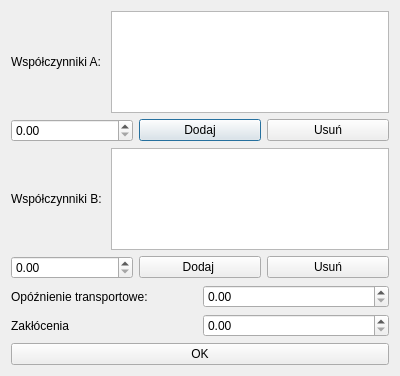
This is arx_dialog.ui in bSek316303/Symulator-UAR as Qt 5 draws it before an edit. The edited form follows.
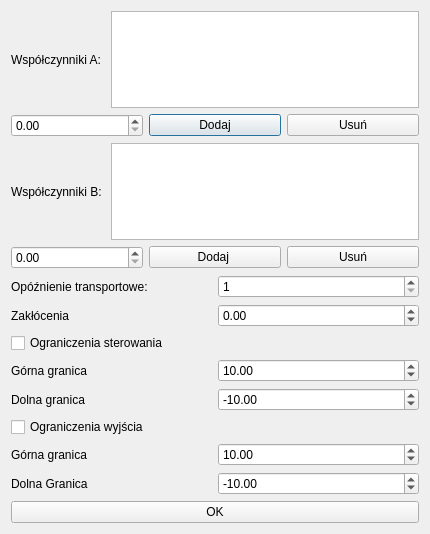
This is the edited form.

Commit message: w chuj zmiany do arx(ograniczenia)

Diff of the .ui file:
```diff
--- a/arx_dialog.ui
+++ b/arx_dialog.ui
@@ -6,10 +6,16 @@
    <rect>
     <x>0</x>
     <y>0</y>
-    <width>400</width>
-    <height>376</height>
+    <width>430</width>
+    <height>534</height>
    </rect>
   </property>
+  <property name="minimumSize">
+   <size>
+    <width>400</width>
+    <height>450</height>
+   </size>
+  </property>
   <property name="windowTitle">
    <string>Nastawy ARX</string>
   </property>
@@ -163,7 +169,11 @@
           </widget>
          </item>
          <item>
-          <widget class="QDoubleSpinBox" name="opoznienie_input"/>
+          <widget class="QSpinBox" name="opoznienie_input">
+           <property name="minimum">
+            <number>1</number>
+           </property>
+          </widget>
          </item>
         </layout>
        </item>
@@ -190,7 +200,11 @@
           </widget>
          </item>
          <item>
-          <widget class="QDoubleSpinBox" name="zaklocenie_input"/>
+          <widget class="QDoubleSpinBox" name="zaklocenie_input">
+           <property name="minimum">
+            <double>-99.000000000000000</double>
+           </property>
+          </widget>
          </item>
         </layout>
        </item>
@@ -207,6 +221,105 @@
          </property>
         </spacer>
        </item>
+       <item>
+        <layout class="QHBoxLayout" name="horizontalLayout">
+         <item>
+          <widget class="QCheckBox" name="ograniczenia_sterowania_checked">
+           <property name="text">
+            <string>Ograniczenia sterowania</string>
+           </property>
+          </widget>
+         </item>
+        </layout>
+       </item>
+       <item>
+        <layout class="QHBoxLayout" name="horizontalLayout_10">
+         <item>
+          <widget class="QLabel" name="label_5">
+           <property name="text">
+            <string>Górna granica</string>
+           </property>
+          </widget>
+         </item>
+         <item>
+          <widget class="QDoubleSpinBox" name="gorna_sterowanie">
+           <property name="value">
+            <double>10.000000000000000</double>
+           </property>
+          </widget>
+         </item>
+        </layout>
+       </item>
+       <item>
+        <layout class="QHBoxLayout" name="horizontalLayout_12">
+         <item>
+          <widget class="QLabel" name="label_6">
+           <property name="text">
+            <string>Dolna granica</string>
+           </property>
+          </widget>
+         </item>
+         <item>
+          <widget class="QDoubleSpinBox" name="dolna_sterowanie">
+           <property name="minimum">
+            <double>-9999999.000000000000000</double>
+           </property>
+           <property name="value">
+            <double>-10.000000000000000</double>
+           </property>
+          </widget>
+         </item>
+        </layout>
+       </item>
+       <item>
+        <widget class="QCheckBox" name="ograniczenia_wyjscia_checked">
+         <property name="text">
+          <string>Ograniczenia wyjścia</string>
+         </property>
+        </widget>
+       </item>
+       <item>
+        <layout class="QHBoxLayout" name="horizontalLayout_13">
+         <item>
+          <widget class="QLabel" name="label_7">
+           <property name="text">
+            <string>Górna granica</string>
+           </property>
+          </widget>
+         </item>
+         <item>
+          <widget class="QDoubleSpinBox" name="gorna_wyjscie">
+           <property name="minimum">
+            <double>-99.000000000000000</double>
+           </property>
+           <property name="value">
+            <double>10.000000000000000</double>
+           </property>
+          </widget>
+         </item>
+        </layout>
+       </item>
+       <item>
+        <layout class="QHBoxLayout" name="horizontalLayout_14">
+         <item>
+          <widget class="QLabel" name="label_8">
+           <property name="text">
+            <string>Dolna Granica</string>
+           </property>
+          </widget>
+         </item>
+         <item>
+          <widget class="QDoubleSpinBox" name="dolna_wyjscie">
+           <property name="minimum">
+            <double>-99.000000000000000</double>
+           </property>
+           <property name="value">
+            <double>-10.000000000000000</double>
+           </property>
+          </widget>
+         </item>
+        </layout>
+       </item>
        <item>
         <widget class="QPushButton" name="ok_arx">
          <property name="text">
```
The commit also changes 8 other files.
